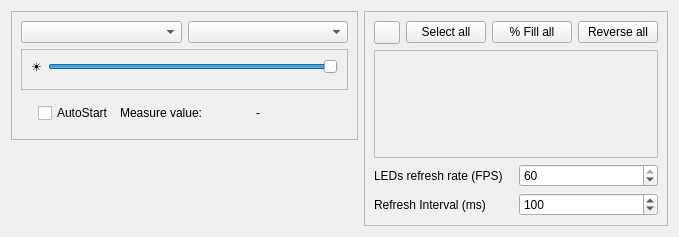
Qt form MeasureEntry.ui (arthur469/HardwareSyncAI) before a commit.
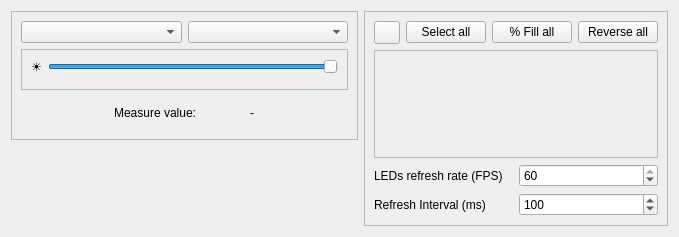
The same form after that commit. Custom widgets are drawn as their Qt base class.

```diff
--- a/MeasureEntry.ui
+++ b/MeasureEntry.ui
@@ -95,13 +95,6 @@
         </layout>
        </widget>
       </item>
-      <item row="2" column="1">
-       <widget class="QCheckBox" name="auto_start">
-        <property name="text">
-         <string>AutoStart</string>
-        </property>
-       </widget>
-      </item>
       <item row="1" column="0" colspan="5">
        <widget class="QFrame" name="settingsFrame">
         <property name="sizePolicy">
```
